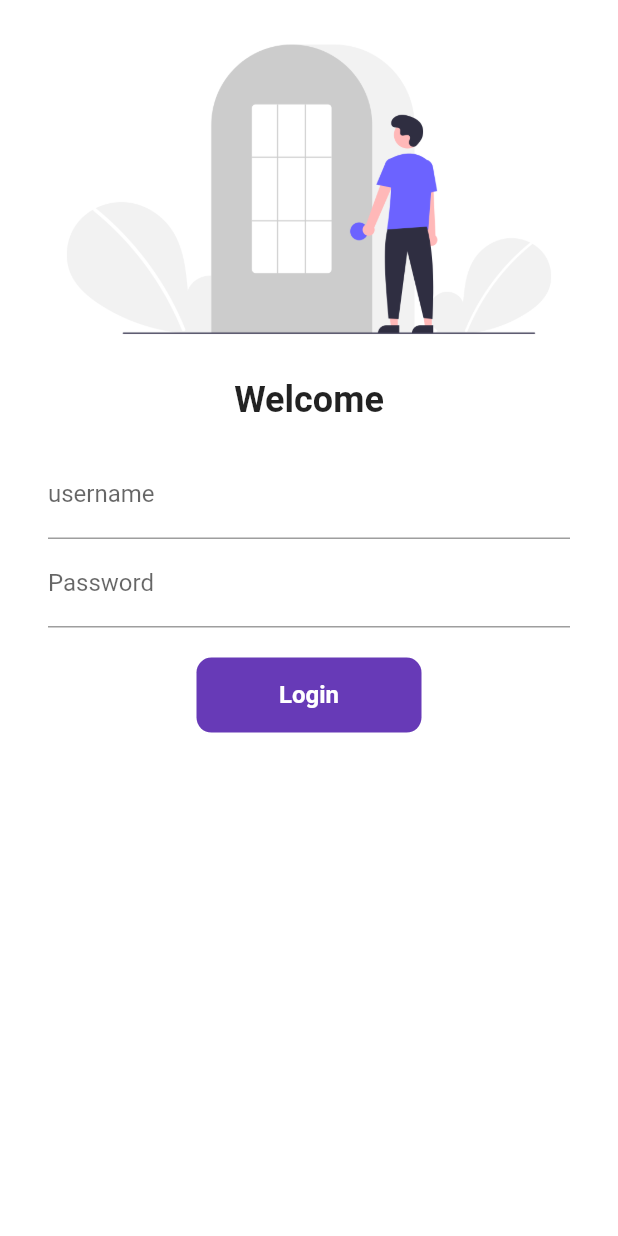
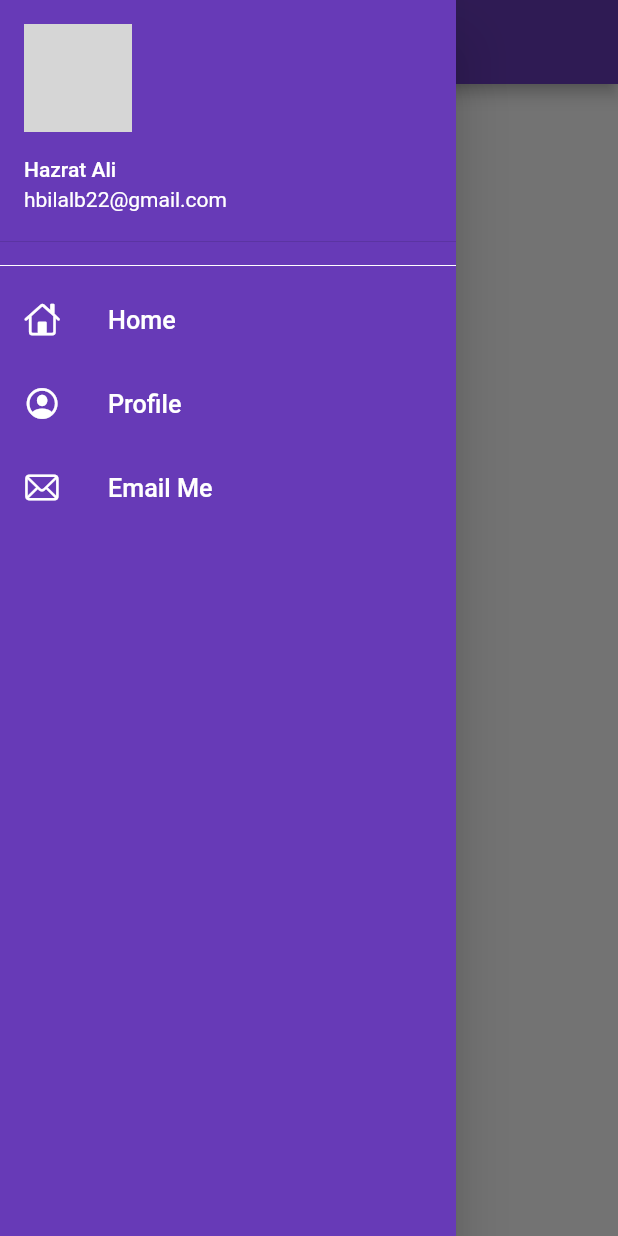
Before and after one commit to Hbilalkhan22/Flutter8_hour_course_Hbilalkhan22, a Flutter app: the screen it shows after launch, with the side drawer open (before the commit the screen has no drawer), on a phone screen of 412 x 824 dp. Run offline on Flutter 3.47's test engine with Material 2 defaults, Android fonts, the phone set to English and light mode, and no system bars; our stand-ins replace google_fonts; network calls fail; grey boxes are pictures that could not be loaded.

```diff
--- a/lib/main.dart
+++ b/lib/main.dart
@@ -14,11 +14,14 @@ class MyApp extends StatelessWidget{
     // TODO: implement build
     return MaterialApp(
       // home: MyHome(),
+      color: Colors.deepPurple,
+
 
       darkTheme: ThemeData(
         brightness: Brightness.light,
         fontFamily: GoogleFonts.lato().fontFamily,
       ),
+      initialRoute: MyRoutes.homeRoute,
       routes: {
         MyRoutes.homeRoute:(context) => MyHome(),
         "/": (context) => LoginPage(),
--- a/lib/screens/home_page.dart
+++ b/lib/screens/home_page.dart
@@ -1,14 +1,19 @@
 import 'package:flutter/material.dart';
-
+import 'widget/mydrawer.dart';
 
 class MyHome extends StatelessWidget{
   @override
   Widget build(BuildContext context) {
     // TODO: implement build
     return Scaffold(
-      appBar: AppBar(),
+
+      appBar: AppBar(
+        title: Text('CataLog App'),
+        backgroundColor: Colors.deepPurple,
+      ),
+
       body: Text('Hello World'),
-      drawer: Drawer(),
+      drawer: MyDrawer(),
     );
   }
 
--- /dev/null
+++ b/lib/screens/widget/mydrawer.dart
@@ -0,0 +1,78 @@
+import 'package:flutter/cupertino.dart';
+import 'package:flutter/material.dart';
+
+class MyDrawer extends StatelessWidget {
+  const MyDrawer({Key? key}) : super(key: key);
+  final imageUrl =
+      'https://encrypted-tbn0.gstatic.com/images?q=tbn:ANd9GcS8R_JX73ezJlCp1aGfX-qnI0reIe4hC5Sf_w&usqp=CAU';
+  @override
+  Widget build(BuildContext context) {
+    return Drawer(
+      child: Container(
+        color: Colors.deepPurple,
+        child: ListView(
+          children: [
+            DrawerHeader(
+
+              padding: EdgeInsets.zero,
+              child: UserAccountsDrawerHeader(
+                decoration: BoxDecoration(
+                  color: Colors.deepPurple,
+                ),
+                margin: EdgeInsets.zero,
+                accountEmail: Text('hbilalb22@gmail.com'),
+                accountName: Text('Hazrat Ali'),
+                currentAccountPicture: CircleAvatar(
+                  backgroundImage: NetworkImage(imageUrl),
+                ),
+              ),
+            ),
+            Divider(color: Colors.white,),
+            ListTile(
+
+              leading: Icon(
+                CupertinoIcons.home,
+                color: Colors.white,
+              ),
+              title: Text(
+                'Home',
+                textScaleFactor: 1.2,
+                style: TextStyle(
+                  color: Colors.white,
+                ),
+              ),
+            ),
+            ListTile(
+
+              leading: Icon(
+                CupertinoIcons.profile_circled,
+                color: Colors.white,
+              ),
+              title: Text(
+                'Profile',
+                textScaleFactor: 1.2,
+                style: TextStyle(
+                  color: Colors.white,
+                ),
+              ),
+            ),
+            ListTile(
+
+              leading: Icon(
+                CupertinoIcons.mail,
+                color: Colors.white,
+              ),
+              title: Text(
+                'Email Me',
+                textScaleFactor: 1.2,
+                style: TextStyle(
+                  color: Colors.white,
+                ),
+              ),
+            )
+          ],
+        ),
+      ),
+    );
+  }
+}
```
